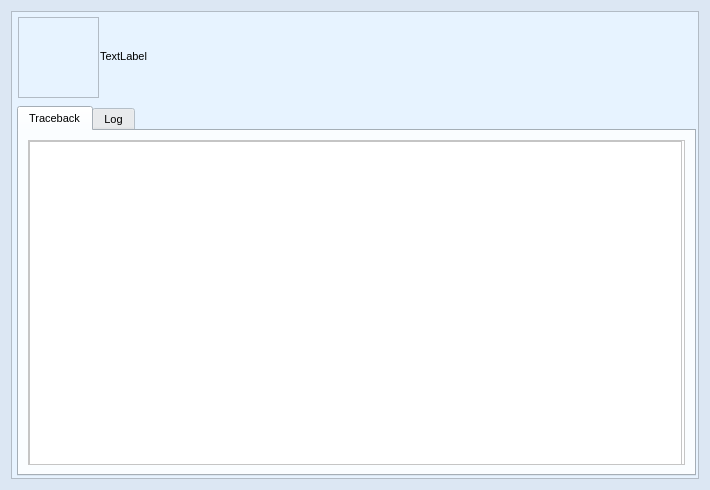
First picture: the form in source/ui/views/forms/error_form.ui, repository seemir/stressa, before the edit.
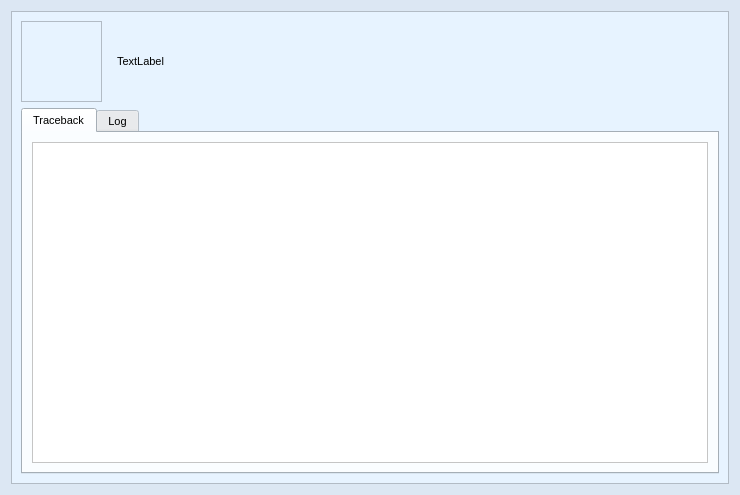
Second picture: the form after the edit. Icons and pictures are not drawn.

The edit to the form file:
```diff
--- a/source/ui/views/forms/error_form.ui
+++ b/source/ui/views/forms/error_form.ui
@@ -6,26 +6,26 @@
    <rect>
     <x>0</x>
     <y>0</y>
-    <width>710</width>
-    <height>490</height>
+    <width>740</width>
+    <height>495</height>
    </rect>
   </property>
   <property name="sizePolicy">
-   <sizepolicy hsizetype="Fixed" vsizetype="Fixed">
+   <sizepolicy hsizetype="Preferred" vsizetype="Preferred">
     <horstretch>0</horstretch>
     <verstretch>0</verstretch>
    </sizepolicy>
   </property>
   <property name="minimumSize">
    <size>
-    <width>710</width>
-    <height>490</height>
+    <width>740</width>
+    <height>495</height>
    </size>
   </property>
   <property name="maximumSize">
    <size>
-    <width>710</width>
-    <height>490</height>
+    <width>16777215</width>
+    <height>16777215</height>
    </size>
   </property>
   <property name="palette">
@@ -453,6 +453,12 @@
   <property name="whatsThis">
    <string/>
   </property>
+  <property name="sizeGripEnabled">
+   <bool>false</bool>
+  </property>
+  <property name="modal">
+   <bool>false</bool>
+  </property>
   <layout class="QGridLayout" name="gridLayout">
    <item row="0" column="0">
     <widget class="QFrame" name="frame">
@@ -886,15 +892,517 @@
      <property name="frameShadow">
       <enum>QFrame::Plain</enum>
      </property>
+     <layout class="QGridLayout" name="gridLayout_6">
+      <item row="0" column="0">
+       <widget class="QFrame" name="frame_icon">
+        <property name="minimumSize">
+         <size>
+          <width>81</width>
+          <height>81</height>
+         </size>
+        </property>
+        <property name="maximumSize">
+         <size>
+          <width>81</width>
+          <height>81</height>
+         </size>
+        </property>
+        <property name="font">
+         <font>
+          <pointsize>8</pointsize>
+         </font>
+        </property>
+        <property name="frameShape">
+         <enum>QFrame::StyledPanel</enum>
+        </property>
+        <property name="frameShadow">
+         <enum>QFrame::Raised</enum>
+        </property>
+        <layout class="QGridLayout" name="gridLayout_5">
+         <item row="0" column="0">
+          <widget class="QLabel" name="label_error_icon">
+           <property name="font">
+            <font>
+             <family>Segoe UI</family>
+             <pointsize>8</pointsize>
+            </font>
+           </property>
+           <property name="text">
+            <string/>
+           </property>
+           <property name="pixmap">
+            <pixmap resource="../../images/img.qrc">:/img/error.png</pixmap>
+           </property>
+           <property name="scaledContents">
+            <bool>true</bool>
+           </property>
+          </widget>
+         </item>
+        </layout>
+       </widget>
+      </item>
+      <item row="0" column="1">
+       <widget class="QFrame" name="frame_label">
+        <property name="font">
+         <font>
+          <pointsize>8</pointsize>
+         </font>
+        </property>
+        <property name="frameShape">
+         <enum>QFrame::NoFrame</enum>
+        </property>
+        <property name="frameShadow">
+         <enum>QFrame::Sunken</enum>
+        </property>
+        <layout class="QGridLayout" name="gridLayout_4">
+         <item row="0" column="0">
+          <widget class="QLabel" name="label_error_text">
+           <property name="palette">
+            <palette>
+             <active>
+              <colorrole role="WindowText">
+               <brush brushstyle="SolidPattern">
+                <color alpha="255">
+                 <red>0</red>
+                 <green>0</green>
+                 <blue>0</blue>
+                </color>
+               </brush>
+              </colorrole>
+              <colorrole role="Button">
+               <brush brushstyle="SolidPattern">
+                <color alpha="255">
+                 <red>231</red>
+                 <green>243</green>
+                 <blue>255</blue>
+                </color>
+               </brush>
+              </colorrole>
+              <colorrole role="Light">
+               <brush brushstyle="SolidPattern">
+                <color alpha="255">
+                 <red>255</red>
+                 <green>255</green>
+                 <blue>255</blue>
+                </color>
+               </brush>
+              </colorrole>
+              <colorrole role="Midlight">
+               <brush brushstyle="SolidPattern">
+                <color alpha="255">
+                 <red>243</red>
+                 <green>249</green>
+                 <blue>255</blue>
+                </color>
+               </brush>
+              </colorrole>
+              <colorrole role="Dark">
+               <brush brushstyle="SolidPattern">
+                <color alpha="255">
+                 <red>115</red>
+                 <green>121</green>
+                 <blue>127</blue>
+                </color>
+               </brush>
+              </colorrole>
+              <colorrole role="Mid">
+               <brush brushstyle="SolidPattern">
+                <color alpha="255">
+                 <red>154</red>
+                 <green>162</green>
+                 <blue>170</blue>
+                </color>
+               </brush>
+              </colorrole>
+              <colorrole role="Text">
+               <brush brushstyle="SolidPattern">
+                <color alpha="255">
+                 <red>0</red>
+                 <green>0</green>
+                 <blue>0</blue>
+                </color>
+               </brush>
+              </colorrole>
+              <colorrole role="BrightText">
+               <brush brushstyle="SolidPattern">
+                <color alpha="255">
+                 <red>255</red>
+                 <green>255</green>
+                 <blue>255</blue>
+                </color>
+               </brush>
+              </colorrole>
+              <colorrole role="ButtonText">
+               <brush brushstyle="SolidPattern">
+                <color alpha="255">
+                 <red>0</red>
+                 <green>0</green>
+                 <blue>0</blue>
+                </color>
+               </brush>
+              </colorrole>
+              <colorrole role="Base">
+               <brush brushstyle="SolidPattern">
+                <color alpha="255">
+                 <red>255</red>
+                 <green>255</green>
+                 <blue>255</blue>
+                </color>
+               </brush>
+              </colorrole>
+              <colorrole role="Window">
+               <brush brushstyle="SolidPattern">
+                <color alpha="255">
+                 <red>231</red>
+                 <green>243</green>
+                 <blue>255</blue>
+                </color>
+               </brush>
+              </colorrole>
+              <colorrole role="Shadow">
+               <brush brushstyle="SolidPattern">
+                <color alpha="255">
+                 <red>0</red>
+                 <green>0</green>
+                 <blue>0</blue>
+                </color>
+               </brush>
+              </colorrole>
+              <colorrole role="AlternateBase">
+               <brush brushstyle="SolidPattern">
+                <color alpha="255">
+                 <red>243</red>
+                 <green>249</green>
+                 <blue>255</blue>
+                </color>
+               </brush>
+              </colorrole>
+              <colorrole role="ToolTipBase">
+               <brush brushstyle="SolidPattern">
+                <color alpha="255">
+                 <red>255</red>
+                 <green>255</green>
+                 <blue>220</blue>
+                </color>
+               </brush>
+              </colorrole>
+              <colorrole role="ToolTipText">
+               <brush brushstyle="SolidPattern">
+                <color alpha="255">
+                 <red>0</red>
+                 <green>0</green>
+                 <blue>0</blue>
+                </color>
+               </brush>
+              </colorrole>
+             </active>
+             <inactive>
+              <colorrole role="WindowText">
+               <brush brushstyle="SolidPattern">
+                <color alpha="255">
+                 <red>0</red>
+                 <green>0</green>
+                 <blue>0</blue>
+                </color>
+               </brush>
+              </colorrole>
+              <colorrole role="Button">
+               <brush brushstyle="SolidPattern">
+                <color alpha="255">
+                 <red>231</red>
+                 <green>243</green>
+                 <blue>255</blue>
+                </color>
+               </brush>
+              </colorrole>
+              <colorrole role="Light">
+               <brush brushstyle="SolidPattern">
+                <color alpha="255">
+                 <red>255</red>
+                 <green>255</green>
+                 <blue>255</blue>
+                </color>
+               </brush>
+              </colorrole>
+              <colorrole role="Midlight">
+               <brush brushstyle="SolidPattern">
+                <color alpha="255">
+                 <red>243</red>
+                 <green>249</green>
+                 <blue>255</blue>
+                </color>
+               </brush>
+              </colorrole>
+              <colorrole role="Dark">
+               <brush brushstyle="SolidPattern">
+                <color alpha="255">
+                 <red>115</red>
+                 <green>121</green>
+                 <blue>127</blue>
+                </color>
+               </brush>
+              </colorrole>
+              <colorrole role="Mid">
+               <brush brushstyle="SolidPattern">
+                <color alpha="255">
+                 <red>154</red>
+                 <green>162</green>
+                 <blue>170</blue>
+                </color>
+               </brush>
+              </colorrole>
+              <colorrole role="Text">
+               <brush brushstyle="SolidPattern">
+                <color alpha="255">
+                 <red>0</red>
+                 <green>0</green>
+                 <blue>0</blue>
+                </color>
+               </brush>
+              </colorrole>
+              <colorrole role="BrightText">
+               <brush brushstyle="SolidPattern">
+                <color alpha="255">
+                 <red>255</red>
+                 <green>255</green>
+                 <blue>255</blue>
+                </color>
+               </brush>
+              </colorrole>
+              <colorrole role="ButtonText">
+               <brush brushstyle="SolidPattern">
+                <color alpha="255">
+                 <red>0</red>
+                 <green>0</green>
+                 <blue>0</blue>
+                </color>
+               </brush>
+              </colorrole>
+              <colorrole role="Base">
+               <brush brushstyle="SolidPattern">
+                <color alpha="255">
+                 <red>255</red>
+                 <green>255</green>
+                 <blue>255</blue>
+                </color>
+               </brush>
+              </colorrole>
+              <colorrole role="Window">
+               <brush brushstyle="SolidPattern">
+                <color alpha="255">
+                 <red>231</red>
+                 <green>243</green>
+                 <blue>255</blue>
+                </color>
+               </brush>
+              </colorrole>
+              <colorrole role="Shadow">
+               <brush brushstyle="SolidPattern">
+                <color alpha="255">
+                 <red>0</red>
+                 <green>0</green>
+                 <blue>0</blue>
+                </color>
+               </brush>
+              </colorrole>
+              <colorrole role="AlternateBase">
+               <brush brushstyle="SolidPattern">
+                <color alpha="255">
+                 <red>243</red>
+                 <green>249</green>
+                 <blue>255</blue>
+                </color>
+               </brush>
+              </colorrole>
+              <colorrole role="ToolTipBase">
+               <brush brushstyle="SolidPattern">
+                <color alpha="255">
+                 <red>255</red>
+                 <green>255</green>
+                 <blue>220</blue>
+                </color>
+               </brush>
+              </colorrole>
+              <colorrole role="ToolTipText">
+               <brush brushstyle="SolidPattern">
+                <color alpha="255">
+                 <red>0</red>
+                 <green>0</green>
+                 <blue>0</blue>
+                </color>
+               </brush>
+              </colorrole>
+             </inactive>
+             <disabled>
+              <colorrole role="WindowText">
+               <brush brushstyle="SolidPattern">
+                <color alpha="255">
+                 <red>115</red>
+                 <green>121</green>
+                 <blue>127</blue>
+                </color>
+               </brush>
+              </colorrole>
+              <colorrole role="Button">
+               <brush brushstyle="SolidPattern">
+                <color alpha="255">
+                 <red>231</red>
+                 <green>243</green>
+                 <blue>255</blue>
+                </color>
+               </brush>
+              </colorrole>
+              <colorrole role="Light">
+               <brush brushstyle="SolidPattern">
+                <color alpha="255">
+                 <red>255</red>
+                 <green>255</green>
+                 <blue>255</blue>
+                </color>
+               </brush>
+              </colorrole>
+              <colorrole role="Midlight">
+               <brush brushstyle="SolidPattern">
+                <color alpha="255">
+                 <red>243</red>
+                 <green>249</green>
+                 <blue>255</blue>
+                </color>
+               </brush>
+              </colorrole>
+              <colorrole role="Dark">
+               <brush brushstyle="SolidPattern">
+                <color alpha="255">
+                 <red>115</red>
+                 <green>121</green>
+                 <blue>127</blue>
+                </color>
+               </brush>
+              </colorrole>
+              <colorrole role="Mid">
+               <brush brushstyle="SolidPattern">
+                <color alpha="255">
+                 <red>154</red>
+                 <green>162</green>
+                 <blue>170</blue>
+                </color>
+               </brush>
+              </colorrole>
+              <colorrole role="Text">
+               <brush brushstyle="SolidPattern">
+                <color alpha="255">
+                 <red>115</red>
+                 <green>121</green>
+                 <blue>127</blue>
+                </color>
+               </brush>
+              </colorrole>
+              <colorrole role="BrightText">
+               <brush brushstyle="SolidPattern">
+                <color alpha="255">
+                 <red>255</red>
+                 <green>255</green>
+                 <blue>255</blue>
+                </color>
+               </brush>
+              </colorrole>
+              <colorrole role="ButtonText">
+               <brush brushstyle="SolidPattern">
+                <color alpha="255">
+                 <red>115</red>
+                 <green>121</green>
+                 <blue>127</blue>
+                </color>
+               </brush>
+              </colorrole>
+              <colorrole role="Base">
+               <brush brushstyle="SolidPattern">
+                <color alpha="255">
+                 <red>231</red>
+                 <green>243</green>
+                 <blue>255</blue>
+                </color>
+               </brush>
+              </colorrole>
+              <colorrole role="Window">
+               <brush brushstyle="SolidPattern">
+                <color alpha="255">
+                 <red>231</red>
+                 <green>243</green>
+                 <blue>255</blue>
+                </color>
+               </brush>
+              </colorrole>
+              <colorrole role="Shadow">
+               <brush brushstyle="SolidPattern">
+                <color alpha="255">
+                 <red>0</red>
+                 <green>0</green>
+                 <blue>0</blue>
+                </color>
+               </brush>
+              </colorrole>
+              <colorrole role="AlternateBase">
+               <brush brushstyle="SolidPattern">
+                <color alpha="255">
+                 <red>231</red>
+                 <green>243</green>
+                 <blue>255</blue>
+                </color>
+               </brush>
+              </colorrole>
+              <colorrole role="ToolTipBase">
+               <brush brushstyle="SolidPattern">
+                <color alpha="255">
+                 <red>255</red>
+                 <green>255</green>
+                 <blue>220</blue>
+                </color>
+               </brush>
+              </colorrole>
+              <colorrole role="ToolTipText">
+               <brush brushstyle="SolidPattern">
+                <color alpha="255">
+                 <red>0</red>
+                 <green>0</green>
+                 <blue>0</blue>
+                </color>
+               </brush>
+              </colorrole>
+             </disabled>
+            </palette>
+           </property>
+           <property name="font">
+            <font>
+             <family>Segoe UI</family>
+             <pointsize>8</pointsize>
+            </font>
+           </property>
+           <property name="autoFillBackground">
+            <bool>true</bool>
+           </property>
+           <property name="frameShape">
+            <enum>QFrame::NoFrame</enum>
+           </property>
+           <property name="frameShadow">
+            <enum>QFrame::Plain</enum>
+           </property>
+           <property name="text">
+            <string>TextLabel</string>
+           </property>
+           <property name="alignment">
+            <set>Qt::AlignLeading|Qt::AlignLeft|Qt::AlignVCenter</set>
+           </property>
+           <property name="wordWrap">
+            <bool>true</bool>
+           </property>
+          </widget>
+         </item>
+        </layout>
+       </widget>
+      </item>
+      <item row="1" column="0" colspan="2">
      <widget class="QTabWidget" name="tab_widget_traceback">
-      <property name="geometry">
-       <rect>
-        <x>6</x>
-        <y>95</y>
-        <width>679</width>
-        <height>370</height>
-       </rect>
-      </property>
       <property name="font">
        <font>
         <family>Segoe UI</family>
@@ -1349,25 +1857,22 @@
             <rect>
              <x>0</x>
              <y>0</y>
-             <width>653</width>
+               <width>676</width>
              <height>324</height>
             </rect>
            </property>
+             <layout class="QGridLayout" name="gridLayout_7">
+              <item row="0" column="0">
            <widget class="QPlainTextEdit" name="plain_text_edit_traceback">
-            <property name="geometry">
-             <rect>
-              <x>0</x>
-              <y>0</y>
-              <width>653</width>
-              <height>324</height>
-             </rect>
-            </property>
             <property name="font">
              <font>
               <family>Consolas</family>
               <pointsize>8</pointsize>
              </font>
             </property>
+                <property name="frameShape">
+                 <enum>QFrame::NoFrame</enum>
+                </property>
             <property name="lineWrapMode">
              <enum>QPlainTextEdit::NoWrap</enum>
             </property>
@@ -1375,6 +1880,8 @@
              <bool>true</bool>
             </property>
            </widget>
+              </item>
+             </layout>
           </widget>
          </widget>
         </item>
@@ -1816,25 +2323,22 @@
             <rect>
              <x>0</x>
              <y>0</y>
-             <width>653</width>
+               <width>676</width>
              <height>324</height>
             </rect>
            </property>
+             <layout class="QGridLayout" name="gridLayout_8">
+              <item row="0" column="0">
            <widget class="QPlainTextEdit" name="plain_text_edit_log">
-            <property name="geometry">
-             <rect>
-              <x>0</x>
-              <y>0</y>
-              <width>653</width>
-              <height>324</height>
-             </rect>
-            </property>
             <property name="font">
              <font>
               <family>Consolas</family>
               <pointsize>8</pointsize>
              </font>
             </property>
+                <property name="frameShape">
+                 <enum>QFrame::NoFrame</enum>
+                </property>
             <property name="sizeAdjustPolicy">
              <enum>QAbstractScrollArea::AdjustToContents</enum>
             </property>
@@ -1845,520 +2349,16 @@
              <bool>true</bool>
             </property>
            </widget>
-          </widget>
-         </widget>
         </item>
        </layout>
       </widget>
      </widget>
-     <widget class="QFrame" name="frame_label">
-      <property name="geometry">
-       <rect>
-        <x>80</x>
-        <y>0</y>
-        <width>591</width>
-        <height>91</height>
-       </rect>
-      </property>
-      <property name="font">
-       <font>
-        <pointsize>8</pointsize>
-       </font>
-      </property>
-      <property name="frameShape">
-       <enum>QFrame::NoFrame</enum>
-      </property>
-      <property name="frameShadow">
-       <enum>QFrame::Sunken</enum>
-      </property>
-      <layout class="QGridLayout" name="gridLayout_4">
-       <item row="0" column="0">
-        <widget class="QLabel" name="label_error_text">
-         <property name="palette">
-          <palette>
-           <active>
-            <colorrole role="WindowText">
-             <brush brushstyle="SolidPattern">
-              <color alpha="255">
-               <red>0</red>
-               <green>0</green>
-               <blue>0</blue>
-              </color>
-             </brush>
-            </colorrole>
-            <colorrole role="Button">
-             <brush brushstyle="SolidPattern">
-              <color alpha="255">
-               <red>231</red>
-               <green>243</green>
-               <blue>255</blue>
-              </color>
-             </brush>
-            </colorrole>
-            <colorrole role="Light">
-             <brush brushstyle="SolidPattern">
-              <color alpha="255">
-               <red>255</red>
-               <green>255</green>
-               <blue>255</blue>
-              </color>
-             </brush>
-            </colorrole>
-            <colorrole role="Midlight">
-             <brush brushstyle="SolidPattern">
-              <color alpha="255">
-               <red>243</red>
-               <green>249</green>
-               <blue>255</blue>
-              </color>
-             </brush>
-            </colorrole>
-            <colorrole role="Dark">
-             <brush brushstyle="SolidPattern">
-              <color alpha="255">
-               <red>115</red>
-               <green>121</green>
-               <blue>127</blue>
-              </color>
-             </brush>
-            </colorrole>
-            <colorrole role="Mid">
-             <brush brushstyle="SolidPattern">
-              <color alpha="255">
-               <red>154</red>
-               <green>162</green>
-               <blue>170</blue>
-              </color>
-             </brush>
-            </colorrole>
-            <colorrole role="Text">
-             <brush brushstyle="SolidPattern">
-              <color alpha="255">
-               <red>0</red>
-               <green>0</green>
-               <blue>0</blue>
-              </color>
-             </brush>
-            </colorrole>
-            <colorrole role="BrightText">
-             <brush brushstyle="SolidPattern">
-              <color alpha="255">
-               <red>255</red>
-               <green>255</green>
-               <blue>255</blue>
-              </color>
-             </brush>
-            </colorrole>
-            <colorrole role="ButtonText">
-             <brush brushstyle="SolidPattern">
-              <color alpha="255">
-               <red>0</red>
-               <green>0</green>
-               <blue>0</blue>
-              </color>
-             </brush>
-            </colorrole>
-            <colorrole role="Base">
-             <brush brushstyle="SolidPattern">
-              <color alpha="255">
-               <red>255</red>
-               <green>255</green>
-               <blue>255</blue>
-              </color>
-             </brush>
-            </colorrole>
-            <colorrole role="Window">
-             <brush brushstyle="SolidPattern">
-              <color alpha="255">
-               <red>231</red>
-               <green>243</green>
-               <blue>255</blue>
-              </color>
-             </brush>
-            </colorrole>
-            <colorrole role="Shadow">
-             <brush brushstyle="SolidPattern">
-              <color alpha="255">
-               <red>0</red>
-               <green>0</green>
-               <blue>0</blue>
-              </color>
-             </brush>
-            </colorrole>
-            <colorrole role="AlternateBase">
-             <brush brushstyle="SolidPattern">
-              <color alpha="255">
-               <red>243</red>
-               <green>249</green>
-               <blue>255</blue>
-              </color>
-             </brush>
-            </colorrole>
-            <colorrole role="ToolTipBase">
-             <brush brushstyle="SolidPattern">
-              <color alpha="255">
-               <red>255</red>
-               <green>255</green>
-               <blue>220</blue>
-              </color>
-             </brush>
-            </colorrole>
-            <colorrole role="ToolTipText">
-             <brush brushstyle="SolidPattern">
-              <color alpha="255">
-               <red>0</red>
-               <green>0</green>
-               <blue>0</blue>
-              </color>
-             </brush>
-            </colorrole>
-           </active>
-           <inactive>
-            <colorrole role="WindowText">
-             <brush brushstyle="SolidPattern">
-              <color alpha="255">
-               <red>0</red>
-               <green>0</green>
-               <blue>0</blue>
-              </color>
-             </brush>
-            </colorrole>
-            <colorrole role="Button">
-             <brush brushstyle="SolidPattern">
-              <color alpha="255">
-               <red>231</red>
-               <green>243</green>
-               <blue>255</blue>
-              </color>
-             </brush>
-            </colorrole>
-            <colorrole role="Light">
-             <brush brushstyle="SolidPattern">
-              <color alpha="255">
-               <red>255</red>
-               <green>255</green>
-               <blue>255</blue>
-              </color>
-             </brush>
-            </colorrole>
-            <colorrole role="Midlight">
-             <brush brushstyle="SolidPattern">
-              <color alpha="255">
-               <red>243</red>
-               <green>249</green>
-               <blue>255</blue>
-              </color>
-             </brush>
-            </colorrole>
-            <colorrole role="Dark">
-             <brush brushstyle="SolidPattern">
-              <color alpha="255">
-               <red>115</red>
-               <green>121</green>
-               <blue>127</blue>
-              </color>
-             </brush>
-            </colorrole>
-            <colorrole role="Mid">
-             <brush brushstyle="SolidPattern">
-              <color alpha="255">
-               <red>154</red>
-               <green>162</green>
-               <blue>170</blue>
-              </color>
-             </brush>
-            </colorrole>
-            <colorrole role="Text">
-             <brush brushstyle="SolidPattern">
-              <color alpha="255">
-               <red>0</red>
-               <green>0</green>
-               <blue>0</blue>
-              </color>
-             </brush>
-            </colorrole>
-            <colorrole role="BrightText">
-             <brush brushstyle="SolidPattern">
-              <color alpha="255">
-               <red>255</red>
-               <green>255</green>
-               <blue>255</blue>
-              </color>
-             </brush>
-            </colorrole>
-            <colorrole role="ButtonText">
-             <brush brushstyle="SolidPattern">
-              <color alpha="255">
-               <red>0</red>
-               <green>0</green>
-               <blue>0</blue>
-              </color>
-             </brush>
-            </colorrole>
-            <colorrole role="Base">
-             <brush brushstyle="SolidPattern">
-              <color alpha="255">
-               <red>255</red>
-               <green>255</green>
-               <blue>255</blue>
-              </color>
-             </brush>
-            </colorrole>
-            <colorrole role="Window">
-             <brush brushstyle="SolidPattern">
-              <color alpha="255">
-               <red>231</red>
-               <green>243</green>
-               <blue>255</blue>
-              </color>
-             </brush>
-            </colorrole>
-            <colorrole role="Shadow">
-             <brush brushstyle="SolidPattern">
-              <color alpha="255">
-               <red>0</red>
-               <green>0</green>
-               <blue>0</blue>
-              </color>
-             </brush>
-            </colorrole>
-            <colorrole role="AlternateBase">
-             <brush brushstyle="SolidPattern">
-              <color alpha="255">
-               <red>243</red>
-               <green>249</green>
-               <blue>255</blue>
-              </color>
-             </brush>
-            </colorrole>
-            <colorrole role="ToolTipBase">
-             <brush brushstyle="SolidPattern">
-              <color alpha="255">
-               <red>255</red>
-               <green>255</green>
-               <blue>220</blue>
-              </color>
-             </brush>
-            </colorrole>
-            <colorrole role="ToolTipText">
-             <brush brushstyle="SolidPattern">
-              <color alpha="255">
-               <red>0</red>
-               <green>0</green>
-               <blue>0</blue>
-              </color>
-             </brush>
-            </colorrole>
-           </inactive>
-           <disabled>
-            <colorrole role="WindowText">
-             <brush brushstyle="SolidPattern">
-              <color alpha="255">
-               <red>115</red>
-               <green>121</green>
-               <blue>127</blue>
-              </color>
-             </brush>
-            </colorrole>
-            <colorrole role="Button">
-             <brush brushstyle="SolidPattern">
-              <color alpha="255">
-               <red>231</red>
-               <green>243</green>
-               <blue>255</blue>
-              </color>
-             </brush>
-            </colorrole>
-            <colorrole role="Light">
-             <brush brushstyle="SolidPattern">
-              <color alpha="255">
-               <red>255</red>
-               <green>255</green>
-               <blue>255</blue>
-              </color>
-             </brush>
-            </colorrole>
-            <colorrole role="Midlight">
-             <brush brushstyle="SolidPattern">
-              <color alpha="255">
-               <red>243</red>
-               <green>249</green>
-               <blue>255</blue>
-              </color>
-             </brush>
-            </colorrole>
-            <colorrole role="Dark">
-             <brush brushstyle="SolidPattern">
-              <color alpha="255">
-               <red>115</red>
-               <green>121</green>
-               <blue>127</blue>
-              </color>
-             </brush>
-            </colorrole>
-            <colorrole role="Mid">
-             <brush brushstyle="SolidPattern">
-              <color alpha="255">
-               <red>154</red>
-               <green>162</green>
-               <blue>170</blue>
-              </color>
-             </brush>
-            </colorrole>
-            <colorrole role="Text">
-             <brush brushstyle="SolidPattern">
-              <color alpha="255">
-               <red>115</red>
-               <green>121</green>
-               <blue>127</blue>
-              </color>
-             </brush>
-            </colorrole>
-            <colorrole role="BrightText">
-             <brush brushstyle="SolidPattern">
-              <color alpha="255">
-               <red>255</red>
-               <green>255</green>
-               <blue>255</blue>
-              </color>
-             </brush>
-            </colorrole>
-            <colorrole role="ButtonText">
-             <brush brushstyle="SolidPattern">
-              <color alpha="255">
-               <red>115</red>
-               <green>121</green>
-               <blue>127</blue>
-              </color>
-             </brush>
-            </colorrole>
-            <colorrole role="Base">
-             <brush brushstyle="SolidPattern">
-              <color alpha="255">
-               <red>231</red>
-               <green>243</green>
-               <blue>255</blue>
-              </color>
-             </brush>
-            </colorrole>
-            <colorrole role="Window">
-             <brush brushstyle="SolidPattern">
-              <color alpha="255">
-               <red>231</red>
-               <green>243</green>
-               <blue>255</blue>
-              </color>
-             </brush>
-            </colorrole>
-            <colorrole role="Shadow">
-             <brush brushstyle="SolidPattern">
-              <color alpha="255">
-               <red>0</red>
-               <green>0</green>
-               <blue>0</blue>
-              </color>
-             </brush>
-            </colorrole>
-            <colorrole role="AlternateBase">
-             <brush brushstyle="SolidPattern">
-              <color alpha="255">
-               <red>231</red>
-               <green>243</green>
-               <blue>255</blue>
-              </color>
-             </brush>
-            </colorrole>
-            <colorrole role="ToolTipBase">
-             <brush brushstyle="SolidPattern">
-              <color alpha="255">
-               <red>255</red>
-               <green>255</green>
-               <blue>220</blue>
-              </color>
-             </brush>
-            </colorrole>
-            <colorrole role="ToolTipText">
-             <brush brushstyle="SolidPattern">
-              <color alpha="255">
-               <red>0</red>
-               <green>0</green>
-               <blue>0</blue>
-              </color>
-             </brush>
-            </colorrole>
-           </disabled>
-          </palette>
-         </property>
-         <property name="font">
-          <font>
-           <family>Segoe UI</family>
-           <pointsize>8</pointsize>
-          </font>
-         </property>
-         <property name="autoFillBackground">
-          <bool>true</bool>
-         </property>
-         <property name="frameShape">
-          <enum>QFrame::NoFrame</enum>
-         </property>
-         <property name="frameShadow">
-          <enum>QFrame::Plain</enum>
-         </property>
-         <property name="text">
-          <string>TextLabel</string>
-         </property>
-         <property name="alignment">
-          <set>Qt::AlignLeading|Qt::AlignLeft|Qt::AlignVCenter</set>
-         </property>
-         <property name="wordWrap">
-          <bool>true</bool>
-         </property>
-        </widget>
        </item>
       </layout>
      </widget>
-     <widget class="QFrame" name="frame_icon">
-      <property name="geometry">
-       <rect>
-        <x>7</x>
-        <y>6</y>
-        <width>81</width>
-        <height>81</height>
-       </rect>
-      </property>
-      <property name="font">
-       <font>
-        <pointsize>8</pointsize>
-       </font>
-      </property>
-      <property name="frameShape">
-       <enum>QFrame::StyledPanel</enum>
-      </property>
-      <property name="frameShadow">
-       <enum>QFrame::Raised</enum>
-      </property>
-      <layout class="QGridLayout" name="gridLayout_5">
-       <item row="0" column="0">
-        <widget class="QLabel" name="label_error_icon">
-         <property name="font">
-          <font>
-           <family>Segoe UI</family>
-           <pointsize>8</pointsize>
-          </font>
-         </property>
-         <property name="text">
-          <string/>
-         </property>
-         <property name="pixmap">
-          <pixmap resource="../../images/img.qrc">:/img/error.png</pixmap>
-         </property>
-         <property name="scaledContents">
-          <bool>true</bool>
-         </property>
         </widget>
        </item>
       </layout>
-     </widget>
     </widget>
    </item>
   </layout>
```
Lines whose indentation alone changed are shown as unchanged.
